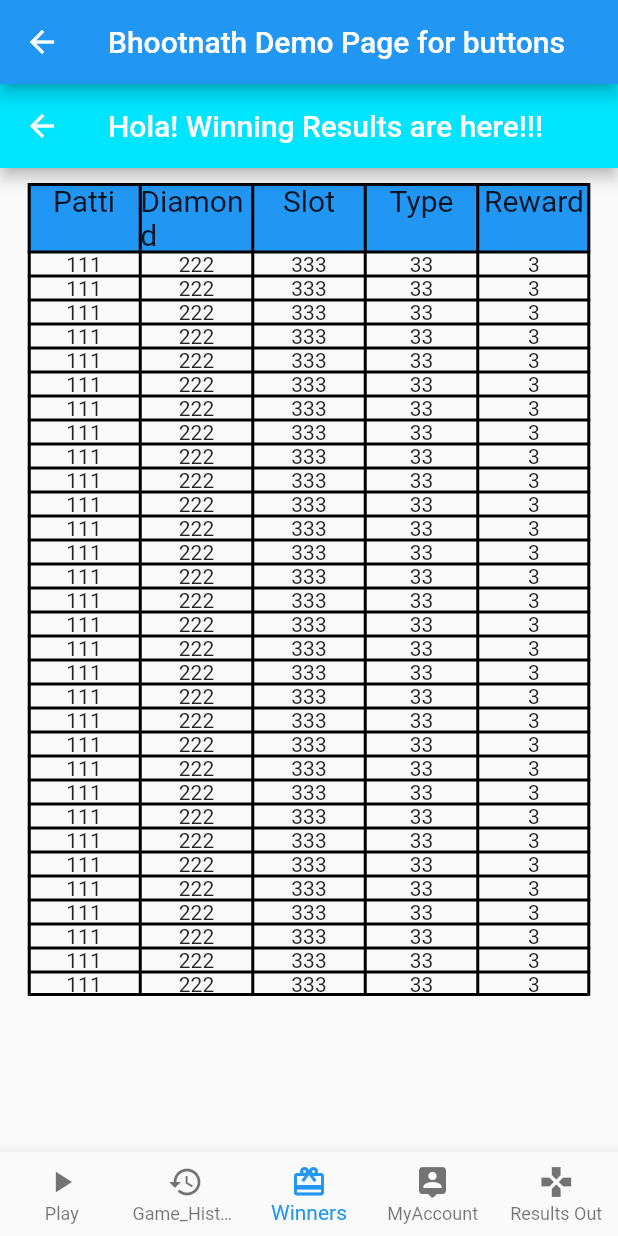
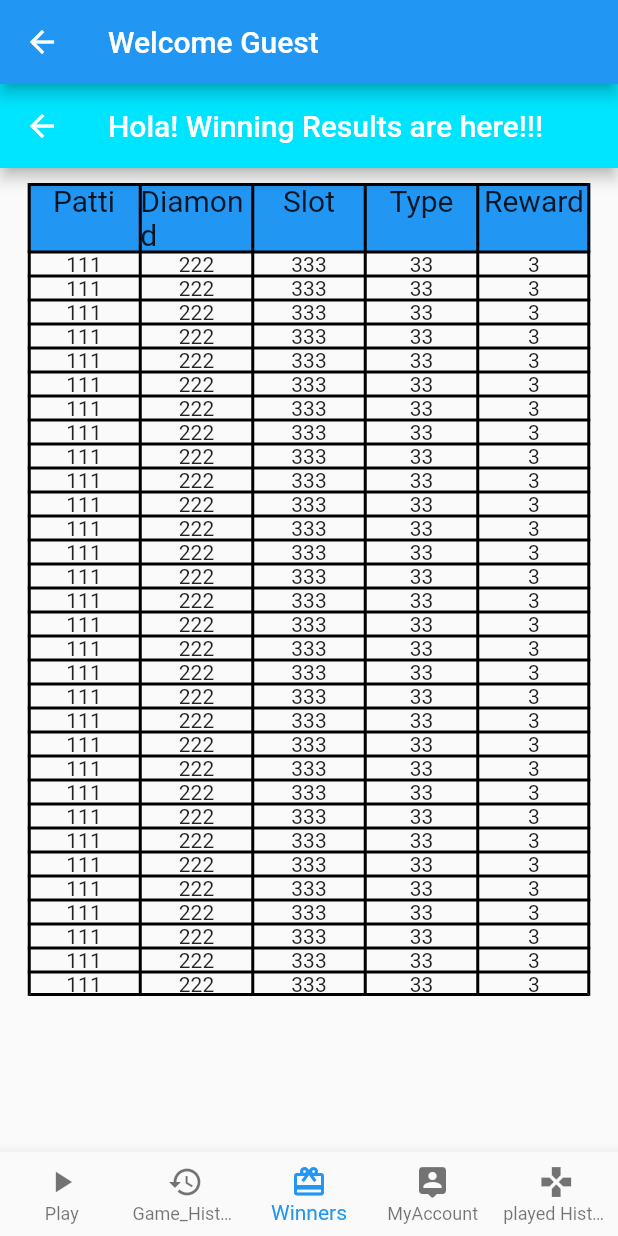
Before and after one commit to ara-dhanak/Bhoot_Player_app, a Flutter app: the bhoot_bottom_nav screen opened directly, item 3 of the bottom bar chosen, on a phone screen of 412 x 824 dp. Run offline on Flutter 3.47's test engine with Material 2 defaults, Android fonts, the phone set to English and light mode, and no system bars; missing offline and left inert: editable; accounts and stored records are empty; network calls fail; statements that could not run were skipped.

Commit message:
Played History page is done

```diff
--- a/lib/AbstractClassFactory.dart
+++ b/lib/AbstractClassFactory.dart
@@ -5,7 +5,7 @@ import 'package:flutter_app/game_history.dart';
 import 'package:flutter_app/myaccount.dart';
 import 'package:flutter_app/playnow.dart';
 import 'package:flutter_app/winning_history.dart';
-import 'package:flutter_app/Latest_result.dart';
+import 'Played_History.dart';
 
 
 enum PageNumber {
@@ -14,7 +14,7 @@ enum PageNumber {
   GameHistory,
   WinningHistory,
   MyAccount,
-  Latest_result
+  played_history
 
 }
 abstract class AbstractPage extends StatefulWidget {
@@ -29,22 +29,18 @@ abstract class AbstractPage extends StatefulWidget {
         return game_history();
       case PageNumber.WinningHistory:
         return winning_history();
-      case PageNumber.Latest_result:
-        return latest_result();
+
 
       case PageNumber.MyAccount:
         AbstractPage page4 = myaccount();
         page4.BuildPage();
         return page4;
+      case PageNumber.played_history:
+        return Played_History();
       default:
         return null;
     }
   }
 
-/* @override
-    Widget build({
-        @required BuildContext context,
-        @required Widget child,
-        @required VoidCallback onPressed
-    });*/
+
 }
--- a/lib/LandingPage.dart
+++ b/lib/LandingPage.dart
@@ -1,6 +1,7 @@
 import 'package:flutter/material.dart';
+import 'package:flutter_app/Models/User_Detail_Model.dart';
 import 'AbstractClassFactory.dart';
-
+import 'Request.dart';
 class bhoot_bottom_nav extends StatefulWidget {
   @override
   _bhoot_bottom_navState createState() => _bhoot_bottom_navState();
@@ -8,6 +9,8 @@ class bhoot_bottom_nav extends StatefulWidget {
 
 class _bhoot_bottom_navState extends State<bhoot_bottom_nav> {
 
+  String user_name="Guest";
+  UserDetailModel data;
   PageNumber _currentpage = PageNumber.Playnow;
 
   final List<PageNumber> _children = [
@@ -16,7 +19,7 @@ class _bhoot_bottom_navState extends State<bhoot_bottom_nav> {
     PageNumber.GameHistory,
     PageNumber.WinningHistory,
     PageNumber.MyAccount,
-    PageNumber.Latest_result
+    PageNumber.played_history
   ];
 //We have to create the page on demand . No need to create the concrete objects of all the objects  on 2nd page
 
@@ -25,13 +28,29 @@ class _bhoot_bottom_navState extends State<bhoot_bottom_nav> {
       _currentpage = _children[index];
     });
   }
-
+ Future <UserDetailModel> User_API()async{
+    final UserDetailModel user_detail= await User_Detail_API();
+   return user_detail;
+  }
+  void User_get() {
+    setState(() async {
+     //temp_get();
+      Future data=User_API();
+    });
+  }
+  void temp_get(){
+    setState(() {
+      user_name=data.supervisorName;
+    });
+  }
 
   @override
   Widget build(BuildContext context) {
+    //User_get();
     return new Scaffold(
+
         appBar: AppBar(
-          title: new Text("Bhootnath Demo Page for buttons"),
+          title: new Text("Welcome ${user_name}"),
         ),
         body: Column(children :[Expanded(child:AbstractPage.CreatePage(_currentpage))]),
             //_children[_currentIndex], //This means which ever button will press from bottomnbar, the page will appear
@@ -62,7 +81,7 @@ class _bhoot_bottom_navState extends State<bhoot_bottom_nav> {
               BottomNavigationBarItem(
                   icon: new Icon(Icons.games),
                   backgroundColor: Colors.blueAccent,
-                  label: "Results Out"),
+                  label: "played History"),
             ]
         )
     );
--- /dev/null
+++ b/lib/Models/User_Detail_Model.dart
@@ -0,0 +1,43 @@
+
+
+import 'dart:convert';
+
+
+
+// List<UserDetailModel> userDetailModelFromJson(String str) => List<UserDetailModel>.from(json.decode(str).map((x) => UserDetailModel.fromJson(x)));
+//
+// String userDetailModelToJson(List<UserDetailModel> data) => json.encode(List<dynamic>.from(data.map((x) => x.toJson())));
+
+class UserDetailModel {
+  UserDetailModel({
+    this.userId,
+    this.userName,
+    this.supervisorName,
+    this.supervisorId,
+    this.userRole,
+    this.diamond,
+    this.phone,
+    this.lastActive,
+  });
+
+  final String userId;
+  final  userName;
+  final String supervisorName;
+  final String supervisorId;
+  final String userRole;
+  final int diamond;
+  final String phone;
+  final String lastActive;
+
+  factory UserDetailModel.fromJson(final json) => UserDetailModel(
+    userId: json["user_id"],
+    userName: json["user_name"],
+    supervisorName: json["supervisor_name"],
+    supervisorId: json["supervisor_id"],
+    userRole: json["user_role"],
+    diamond: json["diamond"],
+    phone: json["phone"],
+    lastActive: json["last_active"],
+  );
+
+}
--- a/lib/game_history.dart
+++ b/lib/game_history.dart
@@ -52,7 +52,7 @@ class _game_historyState extends State<game_history>  {
           backgroundColor: Colors.cyanAccent.shade400,
         ),
       body: Center(
-    child: RaisedButton(
+    child: MaterialButton(
     onPressed: BuildPage,
       child: Text('Bhootnath Result '),
     ),
--- a/pubspec.yaml
+++ b/pubspec.yaml
@@ -36,8 +36,10 @@ dependencies:
 dev_dependencies:
   flutter_test:
     sdk: flutter
+
     #integration_test:
     # sdk: flutter
+
 
 # For information on the generic Dart part of this file, see the
 # following page: https://dart.dev/tools/pub/pubspec
```
Also changed, not shown: lib/Latest_result.dart (deleted, +0 -44 lines), lib/LoginPage.dart (+5 -3 lines), lib/Models/Played_History_Model.dart (added, +24 -0 lines), lib/Played_History.dart (added, +103 -0 lines), lib/Request.dart (+88 -41 lines), lib/playnow.dart (+17 -16 lines), pubspec.lock, 2 other files.
